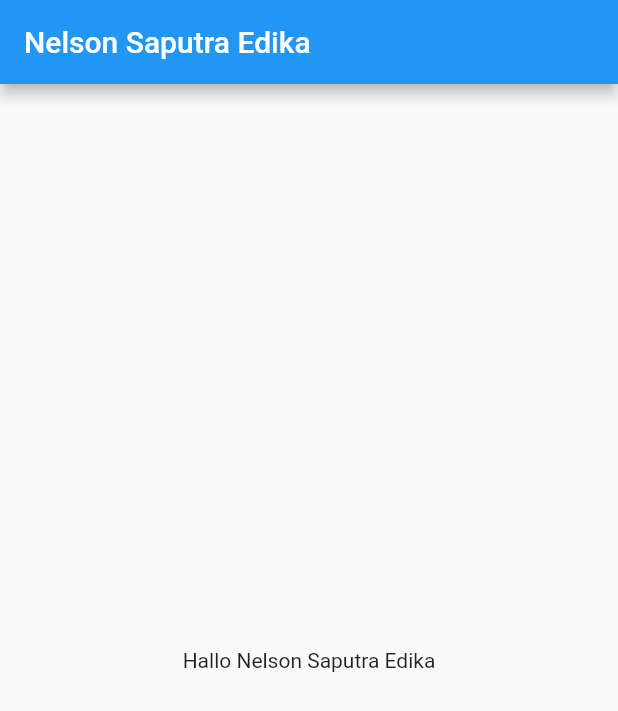
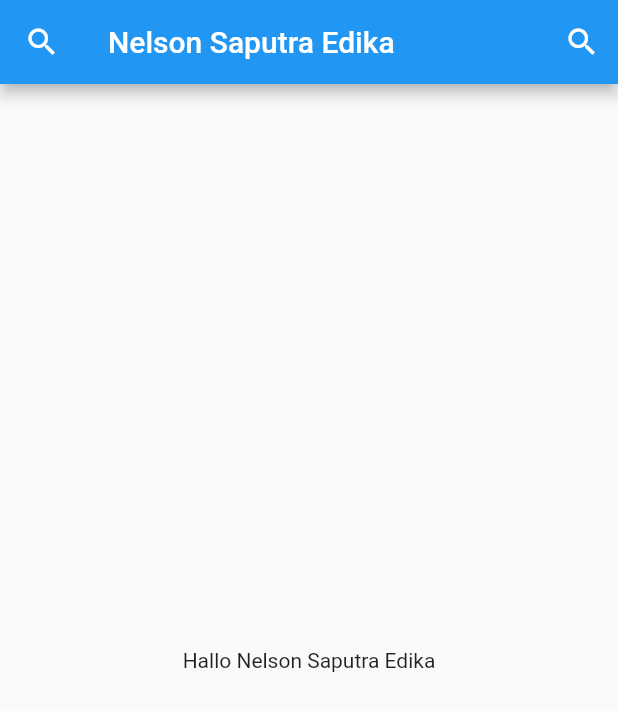
Before and after one commit to Mobile-Programming-MDP/materi-latihan-flutter-NelsonSaputraEdika, a Flutter app: the screen it shows after launch, on a phone screen of 412 x 824 dp. Shown: the top 711 px of the screen. Run offline on Flutter 3.47's test engine with Material 2 defaults, Android fonts, the phone set to English and light mode, and no system bars.

Commit message:
menambah icon pada appBar

```diff
--- a/hallo_widget/lib/main.dart
+++ b/hallo_widget/lib/main.dart
@@ -24,6 +24,22 @@ class FirstScreen extends StatelessWidget {
     return Scaffold(
       appBar: AppBar(
         title: const Text("Nelson Saputra Edika"),
+        actions: <Widget>[
+          //Icon di kanan appbar
+          IconButton(
+              onPressed: () {},
+              icon: const Icon(
+                Icons.search,
+                color: Colors.white,
+              ))
+        ],
+        leading: IconButton(
+            //Icon di kiri appbar
+            onPressed: () {},
+            icon: const Icon(
+              Icons.search,
+              color: Colors.white,
+            )),
       ),
       body: const Center(
         child: Text("Hallo Nelson Saputra Edika"),
```
